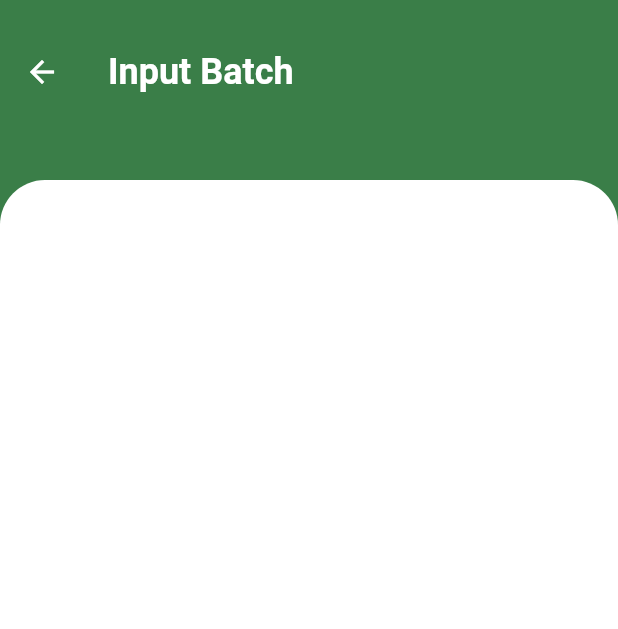
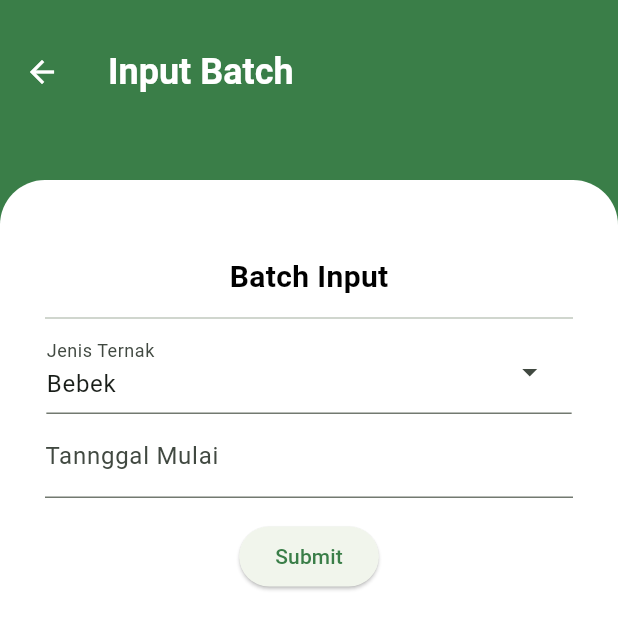
Before and after one commit to rizkikadafi/angkit-project, a Flutter app: the screen it shows after launch, after a tap on the "add" icon, on a phone screen of 412 x 824 dp. Shown: the top 629 px of the screen. Run offline on Flutter 3.47's test engine with Material 3 defaults, Android fonts, the light colour scheme and no system bars; our stand-ins replace flutter_svg; project files that could hold a hidden picture were left out.

Commit message:
batch input

```diff
--- /dev/null
+++ b/lib/controller/batch_input_controller.dart
@@ -0,0 +1,6 @@
+import 'package:flutter/material.dart';
+
+class BatchInputController {
+  final jenisTernak = TextEditingController();
+  final tannggalMulai = TextEditingController();
+}
--- a/lib/pages/batch_input_page.dart
+++ b/lib/pages/batch_input_page.dart
@@ -1,3 +1,4 @@
+import 'package:angkit_project/widgets/batch_input_form.dart';
 import 'package:angkit_project/widgets/custom_scaffold.dart';
 import 'package:flutter/material.dart';
 
@@ -11,10 +12,16 @@ class BatchInputPage extends StatefulWidget {
 class _BatchInputPageState extends State<BatchInputPage> {
   @override
   Widget build(BuildContext context) {
-    return const CustomScaffold(
+    return CustomScaffold(
       topMarginBody: 120,
       foregroundColor: Colors.white,
-      title: Text("Input Batch"),
+      title: const Text("Input Batch"),
+      body: Padding(
+        padding: const EdgeInsets.only(left: 30, right: 30, top: 50),
+        child: BatchInputForm(
+          onSubmit: () {},
+        ),
+      ),
     );
   }
 }
--- a/lib/pages/home_page.dart
+++ b/lib/pages/home_page.dart
@@ -46,7 +46,12 @@ class _HomePageState extends State<HomePage> {
         child: const Icon(Icons.add),
       ),
       floatingActionButtonLocation: FloatingActionButtonLocation.centerDocked,
-      bottomNavigationBar: BottomAppBar(
+      bottomNavigationBar: ClipRRect(
+        borderRadius: const BorderRadius.only(
+          topLeft: Radius.circular(20),
+          topRight: Radius.circular(20),
+        ),
+        child: BottomAppBar(
           shape: const CircularNotchedRectangle(),
           notchMargin: 8.0,
           child: BottomNavigation(menuIcons: [
@@ -61,6 +66,7 @@ class _HomePageState extends State<HomePage> {
             ),
           ], controller: bottomNavigationController),
         ),
+      ),
     );
   }
 }
--- /dev/null
+++ b/lib/validator/input_validator.dart
@@ -0,0 +1,8 @@
+import 'package:flutter/material.dart';
+
+FormFieldValidator<String> textValidator = (value) {
+  if (value == null || value.isEmpty) {
+    return 'This field cannot be empty';
+  }
+  return null;
+};
--- /dev/null
+++ b/lib/widgets/batch_input_form.dart
@@ -0,0 +1,68 @@
+import 'package:angkit_project/controller/batch_input_controller.dart';
+import 'package:angkit_project/widgets/custom_dropdown.dart';
+import 'package:angkit_project/widgets/date_picker.dart';
+import 'package:flutter/material.dart';
+
+class BatchInputForm extends StatefulWidget {
+  final VoidCallback? onSubmit;
+
+  const BatchInputForm({super.key, this.onSubmit});
+  @override
+  State<BatchInputForm> createState() => _BatchInputFormState();
+}
+
+class _BatchInputFormState extends State<BatchInputForm> {
+  BatchInputController controller = BatchInputController();
+
+  @override
+  Widget build(BuildContext context) {
+    final _formKey = GlobalKey<FormState>();
+    return Form(
+      child: Column(
+        children: [
+          InputSection(title: "Batch Input", inputs: [
+            CustomDropdown(controller: controller),
+            const DatePicker(),
+            Padding(
+              padding: const EdgeInsets.only(top: 15),
+              child: ElevatedButton(
+                onPressed: () {
+                  if (_formKey.currentState!.validate()) {
+                    widget.onSubmit?.call();
+                  }
+                },
+                child: const Text('Submit'),
+              ),
+            ),
+          ])
+        ],
+      ),
+    );
+  }
+}
+
+class InputSection extends StatelessWidget {
+  final String title;
+  final List<Widget> inputs;
+  const InputSection({super.key, required this.title, required this.inputs});
+
+  @override
+  Widget build(BuildContext context) {
+    return Column(
+      children: [
+        Text(
+          title,
+          style: TextStyle(
+              color: Colors.black, fontWeight: FontWeight.bold, fontSize: 20),
+        ),
+        Padding(
+          padding: const EdgeInsets.only(top: 5),
+          child: const Divider(),
+        ),
+        Column(
+          children: inputs,
+        )
+      ],
+    );
+  }
+}
--- /dev/null
+++ b/lib/widgets/custom_dropdown.dart
@@ -0,0 +1,45 @@
+import 'package:angkit_project/controller/batch_input_controller.dart';
+import 'package:flutter/material.dart';
+
+enum LabelJenisTernak {
+  bebek('Bebek'),
+  sapi('Sapi');
+
+  const LabelJenisTernak(this.label);
+  final String label;
+}
+
+class CustomDropdown extends StatefulWidget {
+  final BatchInputController controller;
+  const CustomDropdown({super.key, required this.controller});
+
+  @override
+  State<CustomDropdown> createState() => _CustomDropdownState();
+}
+
+class _CustomDropdownState extends State<CustomDropdown> {
+  @override
+  Widget build(BuildContext context) {
+    return DropdownMenu<LabelJenisTernak>(
+      label: const Text("Jenis Ternak"),
+      requestFocusOnTap: true,
+      inputDecorationTheme: const InputDecorationTheme(
+        border: UnderlineInputBorder(
+          borderSide: BorderSide(
+            width: 2,
+          )
+        ),
+      ),
+      width: MediaQuery.of(context).size.width * 0.85,
+      initialSelection: LabelJenisTernak.bebek,
+      controller: widget.controller.jenisTernak,
+      dropdownMenuEntries: LabelJenisTernak.values
+          .map<DropdownMenuEntry<LabelJenisTernak>>((LabelJenisTernak ternak) {
+        return DropdownMenuEntry<LabelJenisTernak>(
+          value: ternak,
+          label: ternak.label,
+        );
+      }).toList(),
+    );
+  }
+}
--- a/lib/widgets/custom_scaffold.dart
+++ b/lib/widgets/custom_scaffold.dart
@@ -6,7 +6,7 @@ class CustomScaffold extends StatefulWidget {
   final Widget? body;
   final FloatingActionButton? floatingActionButton;
   final FloatingActionButtonLocation? floatingActionButtonLocation;
-  final BottomAppBar? bottomNavigationBar;
+  final Widget? bottomNavigationBar;
   final Color? foregroundColor;
   final double? topMarginBody;
 
--- /dev/null
+++ b/lib/widgets/date_picker.dart
@@ -0,0 +1,39 @@
+import 'package:angkit_project/controller/batch_input_controller.dart';
+import 'package:flutter/material.dart';
+import 'package:intl/intl.dart';
+
+class DatePicker extends StatefulWidget {
+  const DatePicker({super.key});
+
+  @override
+  State<DatePicker> createState() => _DatePickerState();
+}
+
+class _DatePickerState extends State<DatePicker> {
+  BatchInputController controller = BatchInputController();
+  @override
+  Widget build(BuildContext context) {
+    return TextFormField(
+      decoration: const InputDecoration(
+        label: Text('Tannggal Mulai'),
+      ),
+      controller: controller.tannggalMulai,
+      readOnly: true,
+      onTap: () async {
+        DateTime? pickedDate = await showDatePicker(
+            context: context,
+            initialDate: DateTime.now(),
+            firstDate: DateTime(1950),
+            lastDate: DateTime(2100));
+
+        if (pickedDate != null) {
+          String formattedDate = DateFormat('yyyy-MM-dd').format(pickedDate);
+          setState(() {
+            controller.tannggalMulai.text =
+                formattedDate; //set output date to TextField value.
+          });
+        } else {}
+      },
+    );
+  }
+}
--- a/pubspec.yaml
+++ b/pubspec.yaml
@@ -36,6 +36,7 @@ dependencies:
   # Use with the CupertinoIcons class for iOS style icons.
   flutter_svg: ^2.0.9
   cupertino_icons: ^1.0.2
+  intl: ^0.19.0
 
 dev_dependencies:
   flutter_test:
```
Also changed, not shown: pubspec.lock. Lines whose indentation alone changed are shown as unchanged.
